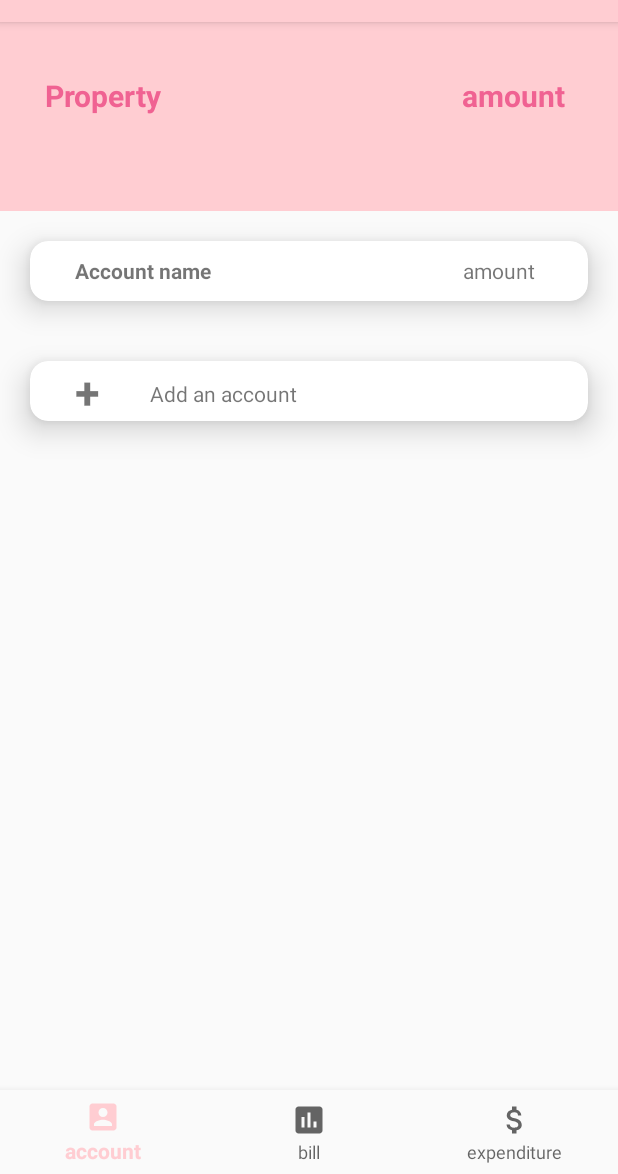
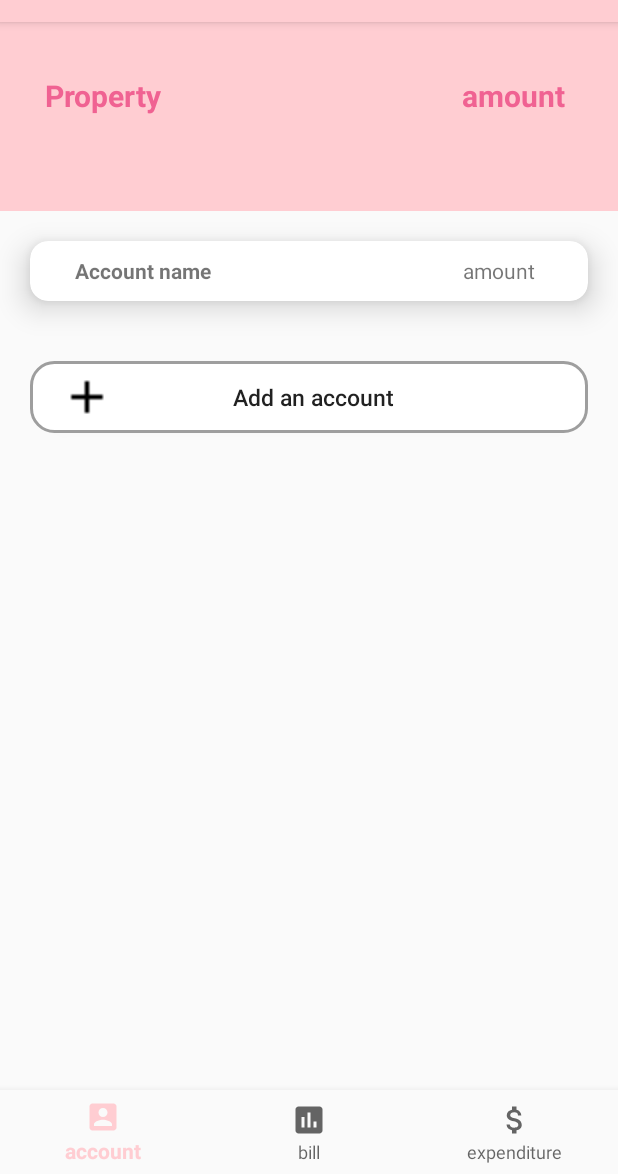
Before and after one commit to ZhaojiaLii/Android-Final-Project-, an Android app: the fragment fragment_account placed in its activity, on a phone screen of 412 x 824 dp, the part 62-1236 px from its top. Run offline under Robolectric (Android 15) with nearby library versions, the phone set to English and light mode, and no system bars.

Commit message:
account_add

```diff
--- a/app/src/main/java/isep/lizhaojia/project1/fragments/fragment_account.java
+++ b/app/src/main/java/isep/lizhaojia/project1/fragments/fragment_account.java
@@ -1,5 +1,6 @@
 package isep.lizhaojia.project1.fragments;
 
+import android.content.Intent;
 import android.os.Bundle;
 import android.support.annotation.NonNull;
 import android.support.annotation.Nullable;
@@ -7,14 +8,32 @@ import android.support.v4.app.Fragment;
 import android.view.LayoutInflater;
 import android.view.View;
 import android.view.ViewGroup;
+import android.widget.Button;
+import android.widget.RelativeLayout;
 
+import isep.lizhaojia.project1.Activities.Add_account;
 import isep.lizhaojia.project1.R;
 
 public class fragment_account extends Fragment {
 
+    Button add_btn;
+    RelativeLayout relativeLayout;
+
     @Nullable
     @Override
     public View onCreateView(@NonNull LayoutInflater inflater, @Nullable ViewGroup container, @Nullable Bundle savedInstanceState) {
-        return inflater.inflate(R.layout.fragment_account, container, false);
+        View view =  inflater.inflate(R.layout.fragment_account, container, false);
+
+        add_btn = view.findViewById(R.id.add_btn);
+        add_btn.setOnClickListener(new View.OnClickListener() {
+            @Override
+            public void onClick(View v) {
+//                Intent intent = new Intent(getActivity(),Add_account.class);
+//                startActivity(intent);
+            }
+        });
+
+
+        return  view;
     }
 }
--- /dev/null
+++ b/app/src/main/res/drawable/shape_btn.xml
@@ -0,0 +1,9 @@
+<?xml version="1.0" encoding="utf-8"?>
+<shape xmlns:android="http://schemas.android.com/apk/res/android"
+    android:shape="rectangle">
+
+    <solid android:color="#ffffff"></solid>
+    <corners android:radius="15dp"></corners>
+    <stroke android:width="2dp" android:color="#9e9e9e"></stroke>
+
+</shape>
--- a/app/src/main/res/layout/fragment_account.xml
+++ b/app/src/main/res/layout/fragment_account.xml
@@ -75,29 +75,23 @@
                     android:text="amount"/>
 
             </android.support.v7.widget.CardView>
-            <android.support.v7.widget.CardView
+
+
+
+            <Button
+                android:id="@+id/add_btn"
                 android:layout_width="match_parent"
                 android:layout_height="wrap_content"
-                app:cardCornerRadius="12dp"
-                app:cardElevation="12dp"
+                android:layout_below="@id/example"
                 android:layout_margin="20dp"
-                android:layout_below="@id/example">
-                <TextView
-                    android:layout_width="wrap_content"
-                    android:layout_height="40dp"
-                    android:text="+"
-                    android:textSize="30dp"
-                    android:textStyle="bold"
-                    android:paddingLeft="30dp"/>
-                <TextView
-                    android:layout_width="match_parent"
-                    android:layout_height="40dp"
-                    android:paddingTop="12dp"
-                    android:paddingRight="35dp"
-                    android:paddingLeft="80dp"
-                    android:text="Add an account"/>
+                android:background="@drawable/shape_btn"
+                android:paddingRight="50dp"
+                android:text="Add an account"
+                android:textAllCaps="false"
+                android:textSize="15dp"
+                android:drawableLeft="@drawable/addimage"
+                android:paddingLeft="20dp"/>
 
-            </android.support.v7.widget.CardView>
 
         </RelativeLayout>
 
```
Also changed, not shown: app/src/main/java/isep/lizhaojia/project1/Activities/Add_account.java (added, +16 -0 lines), app/src/main/res/layout/add_account.xml (added, +63 -0 lines), app/src/main/res/drawable/addimage.png (added).
